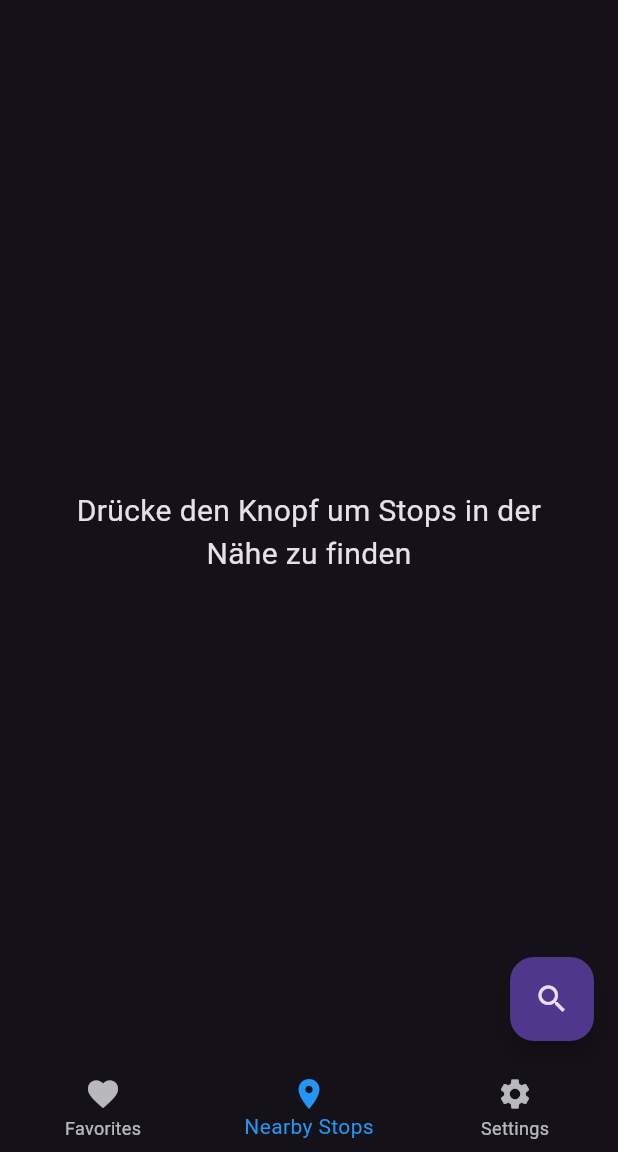
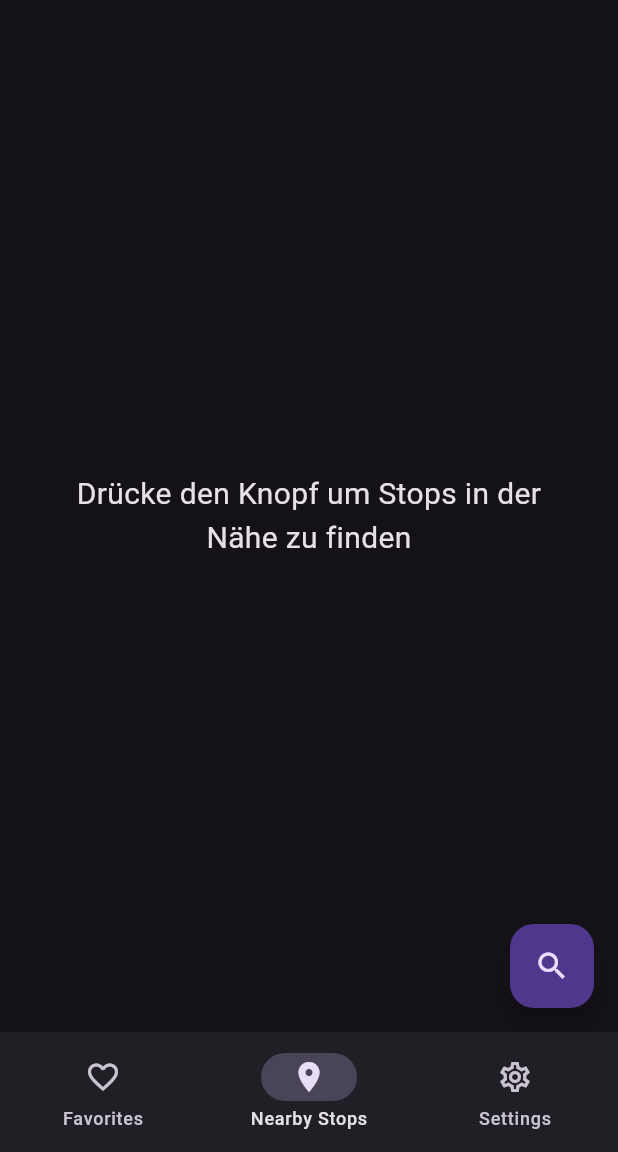
Before and after one commit to Luiggi33/abfahrten_finder, a Flutter app: the screen it shows after launch, on a phone screen of 412 x 824 dp, the part 84-1236 px from its top. Run offline on Flutter 3.47's test engine with Material 3 defaults, Android fonts, the phone set to English and light mode, and no system bars; our stand-ins replace connectivity_plus, flutter_compass, geolocator, package_info_plus, settings_ui, shared_preferences.

Commit message:
feat(main screen): use material 3 nav bar

```diff
--- a/lib/screens/main_screen.dart
+++ b/lib/screens/main_screen.dart
@@ -31,29 +31,31 @@ class _MainScreenState extends State<MainScreen> {
     return Scaffold(
       appBar: AppBar(
         backgroundColor: Theme.of(context).colorScheme.inversePrimary,
-        title: Text("Abfahrt Finder"),
+        title: const Text("Abfahrt Finder"),
       ),
       body: Center(
         child: _widgetOptions.elementAt(_selectedIndex),
       ),
-      bottomNavigationBar: BottomNavigationBar(
-        items: const <BottomNavigationBarItem>[
-          BottomNavigationBarItem(
-            icon: Icon(Icons.favorite),
+      bottomNavigationBar: NavigationBar(
+        onDestinationSelected: _onItemTapped,
+        selectedIndex: _selectedIndex,
+        destinations: const [
+          NavigationDestination(
+            icon: Icon(Icons.favorite_outline),
+            selectedIcon: Icon(Icons.favorite),
             label: 'Favorites',
           ),
-          BottomNavigationBarItem(
-            icon: Icon(Icons.location_on),
+          NavigationDestination(
+            icon: Icon(Icons.location_on_outlined),
+            selectedIcon: Icon(Icons.location_on),
             label: 'Nearby Stops',
           ),
-          BottomNavigationBarItem(
-            icon: Icon(Icons.settings),
+          NavigationDestination(
+            icon: Icon(Icons.settings_outlined),
+            selectedIcon: Icon(Icons.settings),
             label: 'Settings',
           ),
         ],
-        currentIndex: _selectedIndex,
-        selectedItemColor: Colors.blue,
-        onTap: _onItemTapped,
       ),
     );
   }
```
Also changed, not shown: 1 other file.
